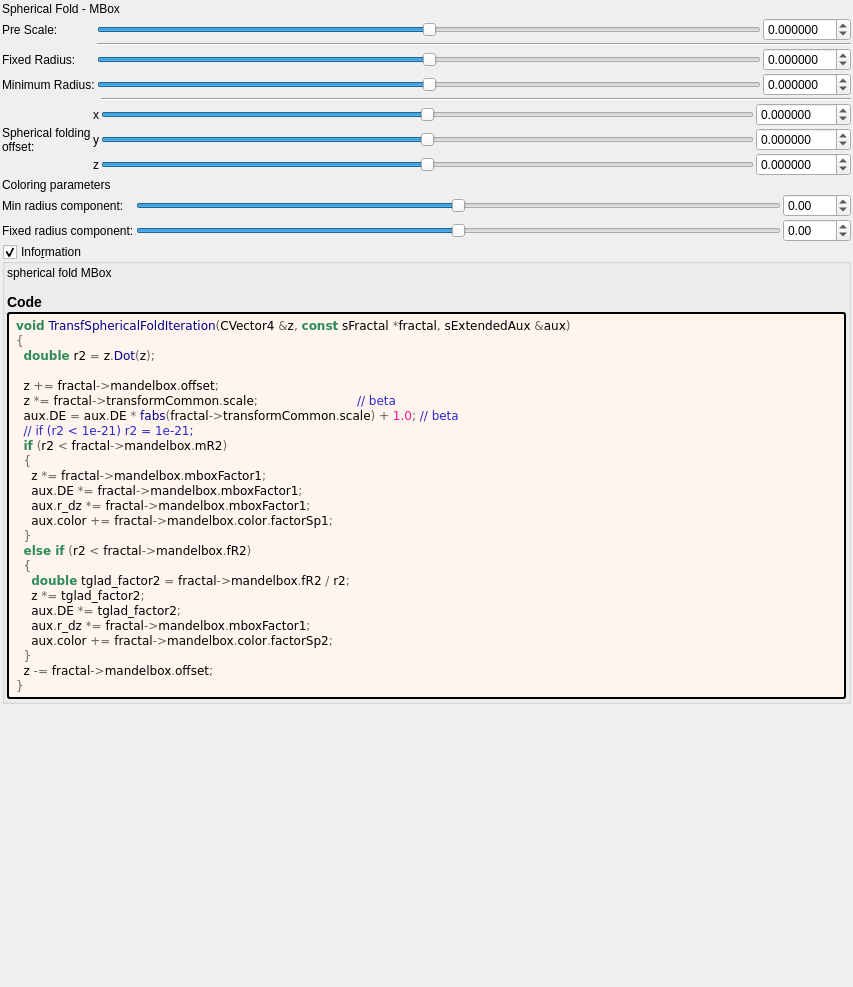
Old version of the form mandelbulber2/formula/ui/fractal_transf_spherical_fold.ui in the repository buddhi1980/mandelbulber2.
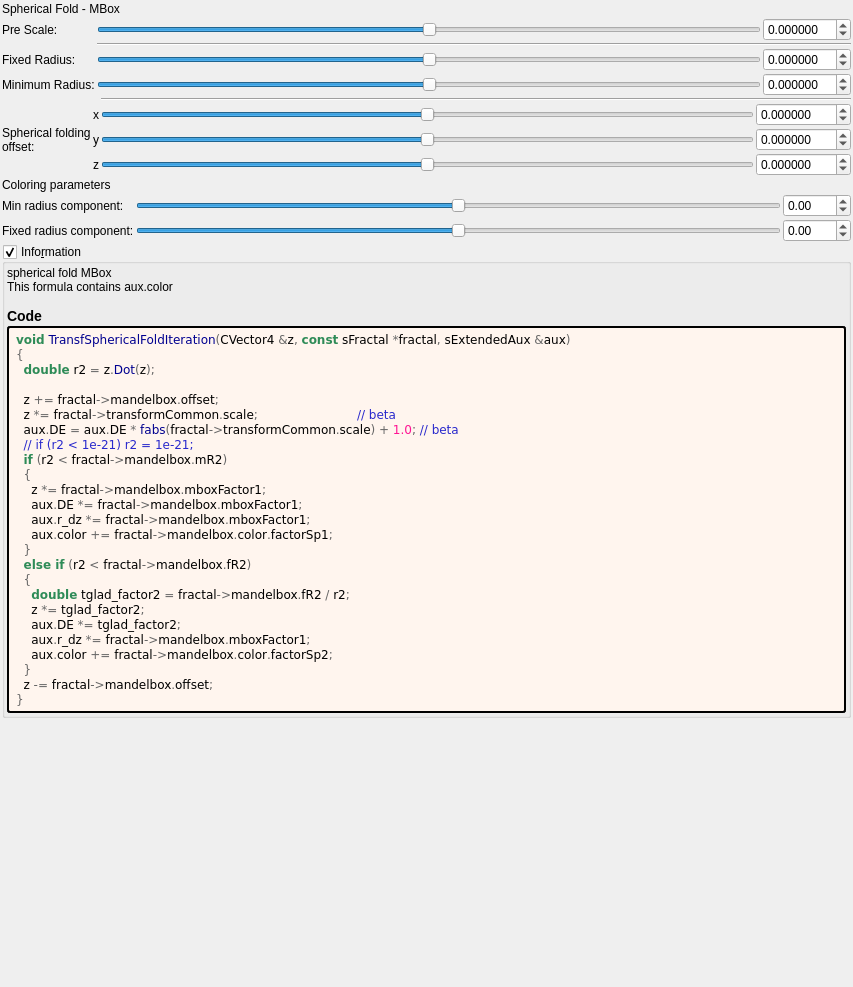
New version of the form. Custom widgets are drawn as their Qt base class.

Patch:
```diff
--- a/mandelbulber2/formula/ui/fractal_transf_spherical_fold.ui
+++ b/mandelbulber2/formula/ui/fractal_transf_spherical_fold.ui
@@ -605,7 +605,7 @@
       <item>
        <widget class="QLabel" name="label_information_general">
         <property name="text">
-         <string notr="true">&lt;p&gt;spherical fold MBox&lt;/p&gt;&lt;table&gt;
+		 <string notr="true">&lt;p&gt;spherical fold MBox&lt;br&gt;This formula contains aux.color&lt;/p&gt;&lt;table&gt;
 &lt;/table&gt;
 &lt;h3&gt;Code&lt;/h3&gt;</string>
         </property>
```
Left out of the diff: 8 changed lines with no effect on the pictures. Lines whose indentation alone changed are shown as unchanged.
